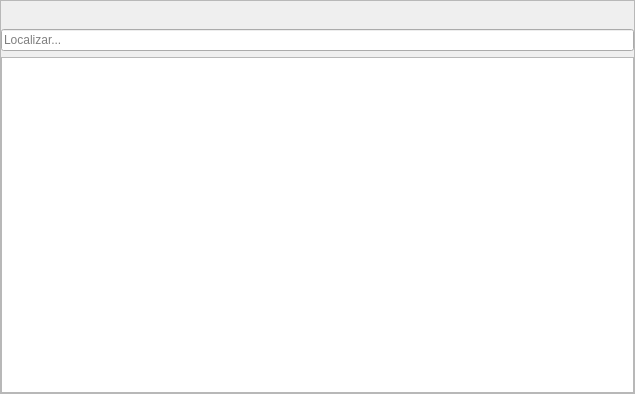
First picture: the form in productwidget.ui, repository leidensj/BKVale, before the edit.
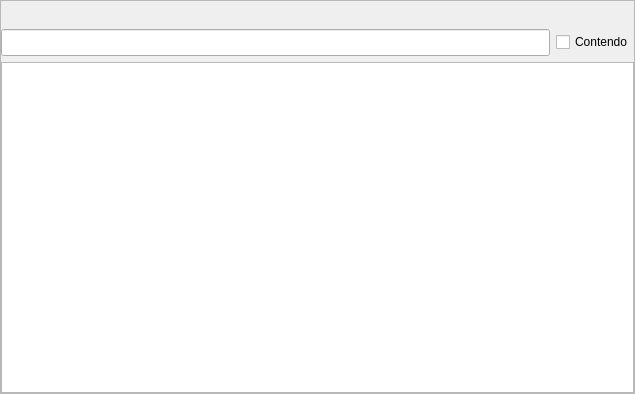
Second picture: the form after the edit. Icons and pictures are not drawn.

Diff of the .ui file:
```diff
--- a/productwidget.ui
+++ b/productwidget.ui
@@ -20,6 +20,9 @@
    <enum>QFrame::Raised</enum>
   </property>
   <layout class="QVBoxLayout" name="verticalLayout">
+   <property name="spacing">
+    <number>6</number>
+   </property>
    <property name="leftMargin">
     <number>0</number>
    </property>
@@ -150,14 +153,41 @@
     </layout>
    </item>
    <item>
-    <widget class="QLineEdit" name="lineEdit">
-     <property name="placeholderText">
-      <string>Localizar...</string>
-     </property>
-    </widget>
+    <layout class="QHBoxLayout" name="horizontalLayout_2">
+     <item>
+      <widget class="QLineEdit" name="editFilter">
+       <property name="font">
+        <font>
+         <pointsize>12</pointsize>
+        </font>
+       </property>
+       <property name="frame">
+        <bool>true</bool>
+       </property>
+       <property name="placeholderText">
+        <string/>
+       </property>
+       <property name="clearButtonEnabled">
+        <bool>true</bool>
+       </property>
+      </widget>
+     </item>
+     <item>
+      <widget class="QCheckBox" name="buttonContains">
+       <property name="text">
+        <string>Contendo</string>
+       </property>
+      </widget>
+     </item>
+    </layout>
    </item>
    <item>
     <widget class="QTableView" name="table">
+     <property name="font">
+      <font>
+       <pointsize>12</pointsize>
+      </font>
+     </property>
      <property name="alternatingRowColors">
       <bool>false</bool>
      </property>
```
Left out of the diff: 2 changed lines with no effect on the pictures.
